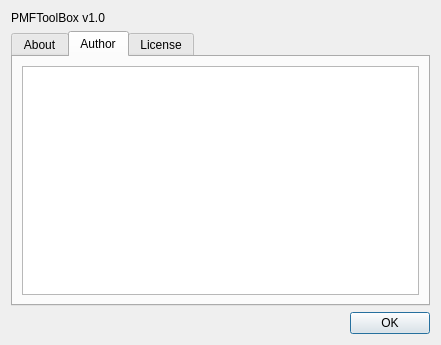
Above: aboutdialog/aboutdialog.ui from HanatoK/PMFToolBox before the change. Below: the same form after it.
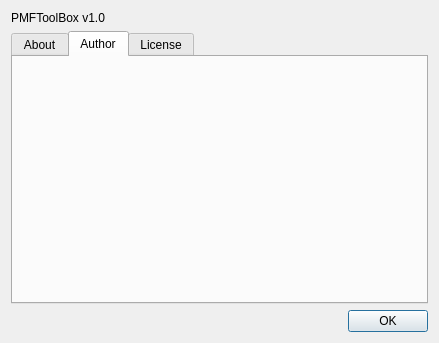
That is the form after the change. The open tabs and pages were chosen to show the change.

Commit message: WIP: about dialog

Patch:
```diff
--- a/aboutdialog/aboutdialog.ui
+++ b/aboutdialog/aboutdialog.ui
@@ -6,8 +6,8 @@
    <rect>
     <x>0</x>
     <y>0</y>
-    <width>441</width>
-    <height>345</height>
+    <width>439</width>
+    <height>343</height>
    </rect>
   </property>
   <property name="windowTitle">
@@ -40,11 +40,7 @@
       <attribute name="title">
        <string>Author</string>
       </attribute>
-      <layout class="QVBoxLayout" name="verticalLayout_3">
-       <item>
-        <widget class="QTextBrowser" name="textAuthor"/>
-       </item>
-      </layout>
+      <layout class="QVBoxLayout" name="vLayoutAuthor"/>
      </widget>
      <widget class="QWidget" name="tabLicense">
       <attribute name="title">
```
Left out of the diff: 4 changed lines with no effect on the pictures. The commit also changes 4 other files.
